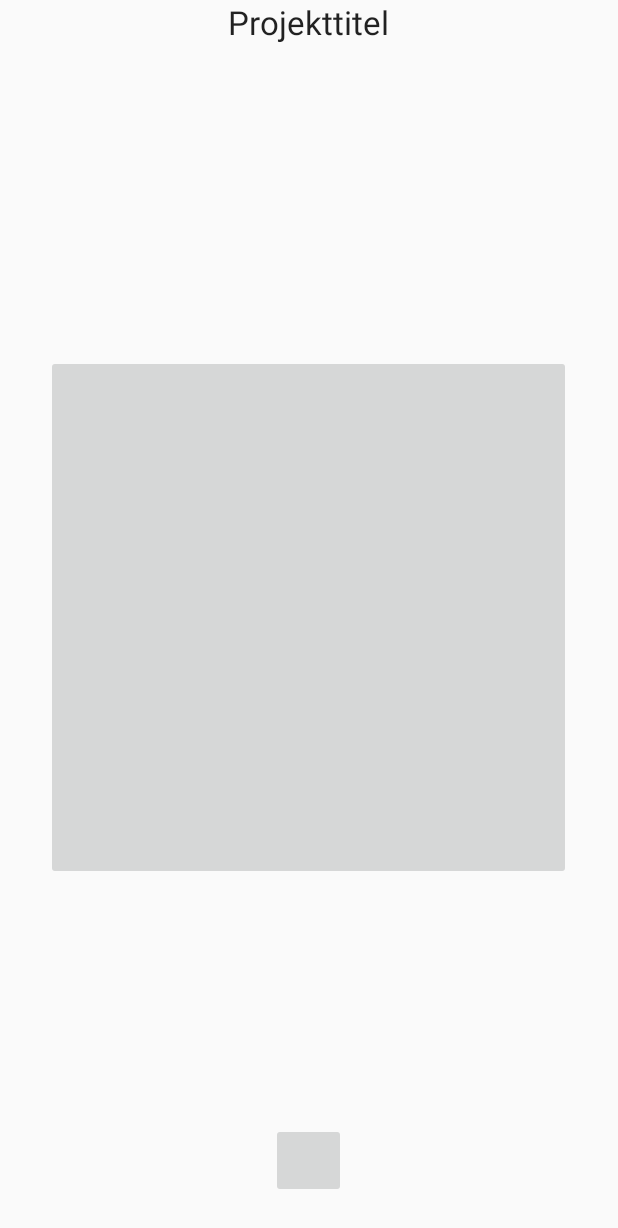
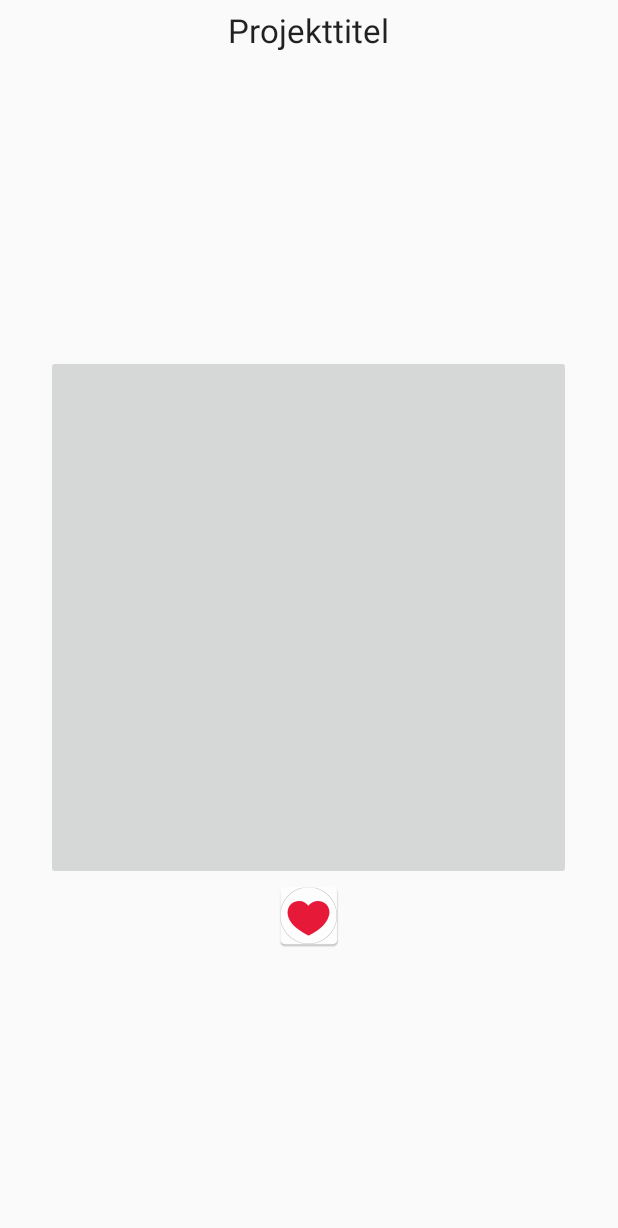
Before and after one commit to Teamdo/Teamdo, an Android app: the layout layout3.xml on its own in the app's theme, with its tools: preview values and no code run, on a phone screen of 412 x 824 dp. Shown: the top 1228 px of the screen. Run offline under Robolectric (Android 15) with nearby library versions, the phone set to English and light mode, and no system bars.

Commit message:
- Herz Hinzugefügt

```diff
--- a/app/src/main/res/layout/layout3.xml
+++ b/app/src/main/res/layout/layout3.xml
@@ -15,15 +15,17 @@
             android:text="Projekttitel"
             android:id="@+id/lbl_03projekttitel"
             android:layout_alignParentTop="true"
-            android:layout_centerHorizontal="true" />
+            android:layout_centerHorizontal="true"
+            android:layout_margin="5dp" />
 
         <ImageButton
-            android:layout_width="50dp"
-            android:layout_height="50dp"
+            android:layout_width="wrap_content"
+            android:layout_height="wrap_content"
             android:id="@+id/img_03heart"
-            android:layout_alignParentBottom="true"
-            android:layout_centerHorizontal="true"
-            android:layout_marginBottom="25dp" />
+            android:src="@mipmap/btn_heart"
+            android:background="#00000000"
+            android:layout_below="@+id/img_03projektbild"
+            android:layout_centerHorizontal="true" />
 
         <ImageButton
             android:layout_width="350dp"
--- /dev/null
+++ b/app/src/main/res/values/pictures.xml
@@ -0,0 +1,2 @@
+<?xml version="1.0" encoding="utf-8"?>
+<resources></resources>
```
Also changed, not shown: app/src/main/btn_heart-web.png (added), app/src/main/res/layout/heart_button.jpg (added), app/src/main/res/mipmap-hdpi/btn_heart.png (added), app/src/main/res/mipmap-mdpi/btn_heart.png (added), app/src/main/res/mipmap-xhdpi/btn_heart.png (added), app/src/main/res/mipmap-xxhdpi/btn_heart.png (added), app/src/main/res/mipmap-xxxhdpi/btn_heart.png (added).
